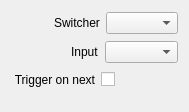
Before: the Qt Designer form src/Widgets/Inspector/Atem/InspectorAtemInputWidget.ui in CasparCG/client, drawn with Qt 5.
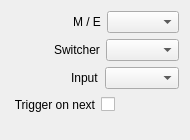
After: the same form once the commit is applied.

Commit message: Added support for Blackmagic 2M/E mixers.

The edit to the form file:
```diff
--- a/src/Widgets/Inspector/Atem/InspectorAtemInputWidget.ui
+++ b/src/Widgets/Inspector/Atem/InspectorAtemInputWidget.ui
@@ -7,7 +7,7 @@
     <x>0</x>
     <y>0</y>
     <width>187</width>
-    <height>112</height>
+    <height>140</height>
    </rect>
   </property>
   <property name="sizePolicy">
@@ -17,6 +17,43 @@
    </sizepolicy>
   </property>
   <layout class="QVBoxLayout" name="verticalLayout">
+   <item>
+    <layout class="QHBoxLayout" name="horizontalLayoutMixerStep">
+     <item>
+      <spacer name="horizontalSpacerMixerStep">
+       <property name="orientation">
+        <enum>Qt::Horizontal</enum>
+       </property>
+       <property name="sizeType">
+        <enum>QSizePolicy::Fixed</enum>
+       </property>
+       <property name="sizeHint" stdset="0">
+        <size>
+         <width>62</width>
+         <height>20</height>
+        </size>
+       </property>
+      </spacer>
+     </item>
+     <item>
+      <widget class="QLabel" name="labelMixerStep">
+       <property name="text">
+        <string>M / E</string>
+       </property>
+      </widget>
+     </item>
+     <item>
+      <widget class="QComboBox" name="comboBoxMixerStep">
+       <property name="sizePolicy">
+        <sizepolicy hsizetype="Expanding" vsizetype="Fixed">
+         <horstretch>0</horstretch>
+         <verstretch>0</verstretch>
+        </sizepolicy>
+       </property>
+      </widget>
+     </item>
+    </layout>
+   </item>
    <item>
     <layout class="QHBoxLayout" name="horizontalLayoutSwitcher">
      <item>
```
The commit also changes 33 other files.
